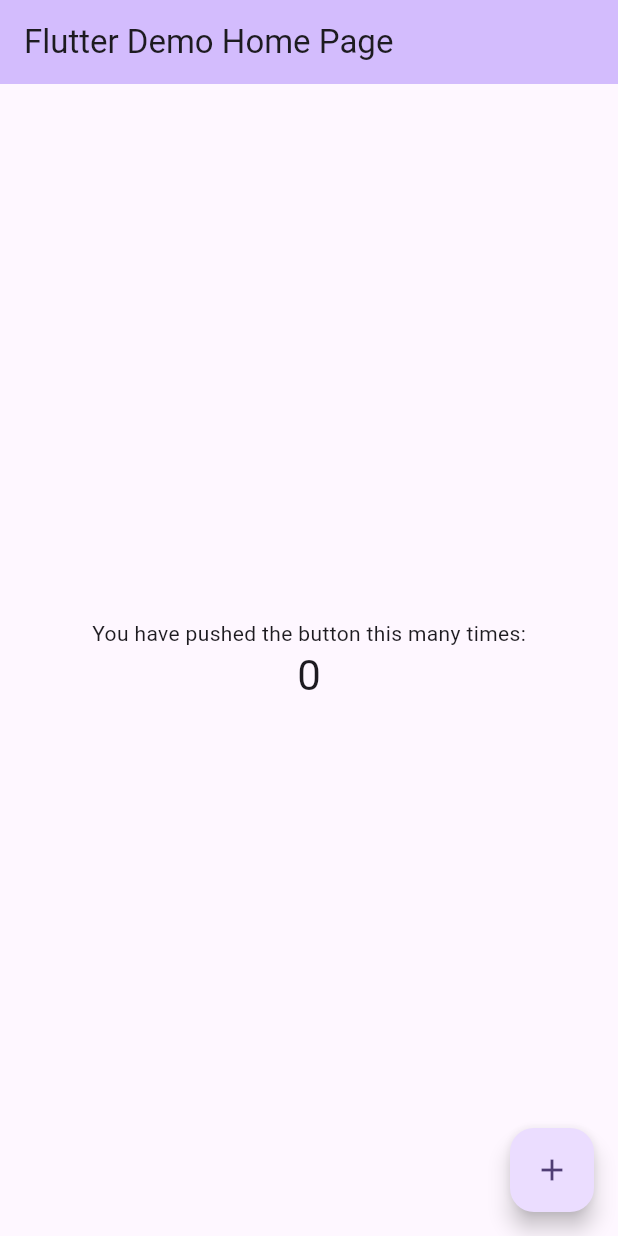
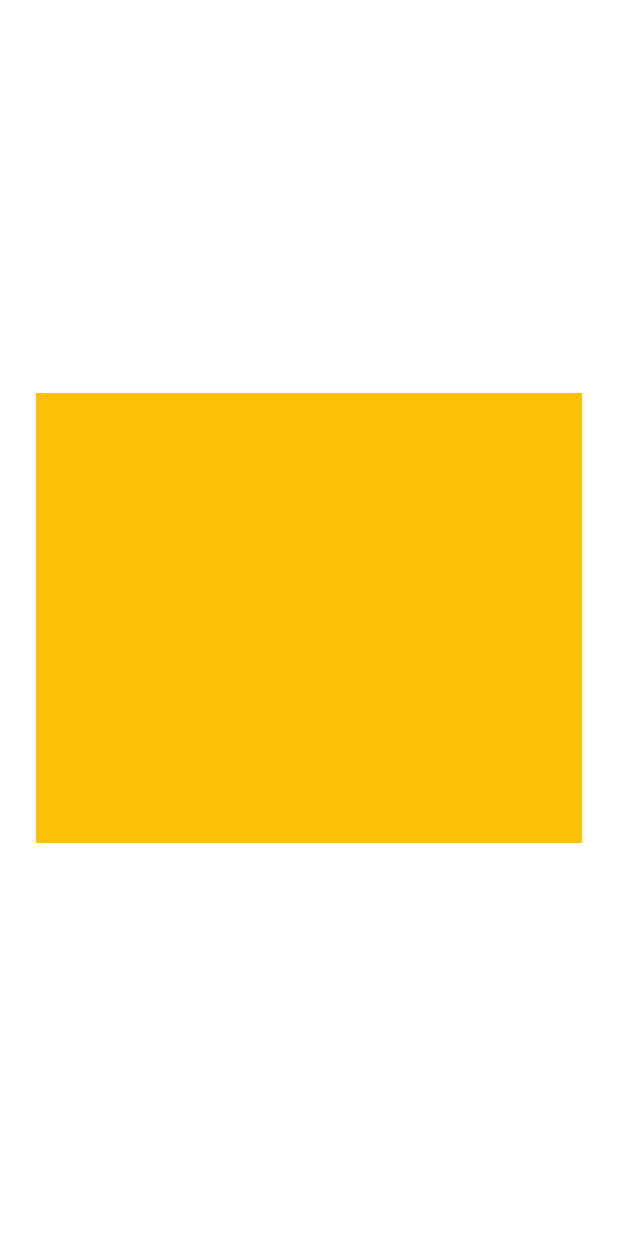
Before and after one commit to ImtxwPrv/internship-daneh-auth, a Flutter app: the screen it shows after launch, on a phone screen of 412 x 824 dp. Run offline on Flutter 3.47's test engine with Material 2 defaults, Android fonts, the phone set to English and light mode, and no system bars.

Commit message:
implement Column center vertical and horizntal

```diff
--- a/lib/main.dart
+++ b/lib/main.dart
@@ -10,28 +10,9 @@
   // This widget is the root of your application.
   @override
   Widget build(BuildContext context) {
-    return MaterialApp(
+    return const MaterialApp(
       title: 'Flutter Demo',
-      theme: ThemeData(
-        // This is the theme of your application.
-        //
-        // TRY THIS: Try running your application with "flutter run". You'll see
-        // the application has a blue toolbar. Then, without quitting the app,
-        // try changing the seedColor in the colorScheme below to Colors.green
-        // and then invoke "hot reload" (save your changes or press the "hot
-        // reload" button in a Flutter-supported IDE, or press "r" if you used
-        // the command line to start the app).
-        //
-        // Notice that the counter didn't reset back to zero; the application
-        // state is not lost during the reload. To reset the state, use hot
-        // restart instead.
-        //
-        // This works for code too, not just values: Most code changes can be
-        // tested with just a hot reload.
-        colorScheme: ColorScheme.fromSeed(seedColor: Colors.deepPurple),
-        useMaterial3: true,
-      ),
-      home: const MyHomePage(title: 'Flutter Demo Home Page'),
+      home: MyHomePage(title: 'Flutter Demo Home Page'),
     );
   }
 }
@@ -55,71 +36,25 @@
 }
 
 class _MyHomePageState extends State<MyHomePage> {
-  int _counter = 0;
-
-  void _incrementCounter() {
-    setState(() {
-      // This call to setState tells the Flutter framework that something has
-      // changed in this State, which causes it to rerun the build method below
-      // so that the display can reflect the updated values. If we changed
-      // _counter without calling setState(), then the build method would not be
-      // called again, and so nothing would appear to happen.
-      _counter++;
-    });
-  }
-
   @override
   Widget build(BuildContext context) {
-    // This method is rerun every time setState is called, for instance as done
-    // by the _incrementCounter method above.
-    //
-    // The Flutter framework has been optimized to make rerunning build methods
-    // fast, so that you can just rebuild anything that needs updating rather
-    // than having to individually change instances of widgets.
-    return Scaffold(
-      appBar: AppBar(
-        // TRY THIS: Try changing the color here to a specific color (to
-        // Colors.amber, perhaps?) and trigger a hot reload to see the AppBar
-        // change color while the other colors stay the same.
-        backgroundColor: Theme.of(context).colorScheme.inversePrimary,
-        // Here we take the value from the MyHomePage object that was created by
-        // the App.build method, and use it to set our appbar title.
-        title: Text(widget.title),
-      ),
-      body: Center(
-        // Center is a layout widget. It takes a single child and positions it
-        // in the middle of the parent.
+    return Container(
+        height: MediaQuery.of(context).size.height,
+        width: MediaQuery.of(context).size.width,
         child: Column(
-          // Column is also a layout widget. It takes a list of children and
-          // arranges them vertically. By default, it sizes itself to fit its
-          // children horizontally, and tries to be as tall as its parent.
-          //
-          // Column has various properties to control how it sizes itself and
-          // how it positions its children. Here we use mainAxisAlignment to
-          // center the children vertically; the main axis here is the vertical
-          // axis because Columns are vertical (the cross axis would be
-          // horizontal).
-          //
-          // TRY THIS: Invoke "debug painting" (choose the "Toggle Debug Paint"
-          // action in the IDE, or press "p" in the console), to see the
-          // wireframe for each widget.
           mainAxisAlignment: MainAxisAlignment.center,
-          children: <Widget>[
-            const Text(
-              'You have pushed the button this many times:',
-            ),
-            Text(
-              '$_counter',
-              style: Theme.of(context).textTheme.headlineMedium,
-            ),
+          crossAxisAlignment: CrossAxisAlignment.center,
+          children: [
+            Padding(
+              padding: const EdgeInsets.all(24),
+              child: Container(
+                color: Colors.amber,
+                height: 300,
+                width: 400,
+              ),
+            )
           ],
         ),
-      ),
-      floatingActionButton: FloatingActionButton(
-        onPressed: _incrementCounter,
-        tooltip: 'Increment',
-        child: const Icon(Icons.add),
-      ), // This trailing comma makes auto-formatting nicer for build methods.
     );
   }
 }
--- a/pubspec.yaml
+++ b/pubspec.yaml
@@ -58,6 +58,8 @@ flutter:
   # the material Icons class.
   uses-material-design: true
 
+  assets:
+    - assets/
   # To add assets to your application, add an assets section, like this:
   # assets:
   #   - images/a_dot_burr.jpeg
```
Also changed, not shown: assets/naruto.webp (added).
